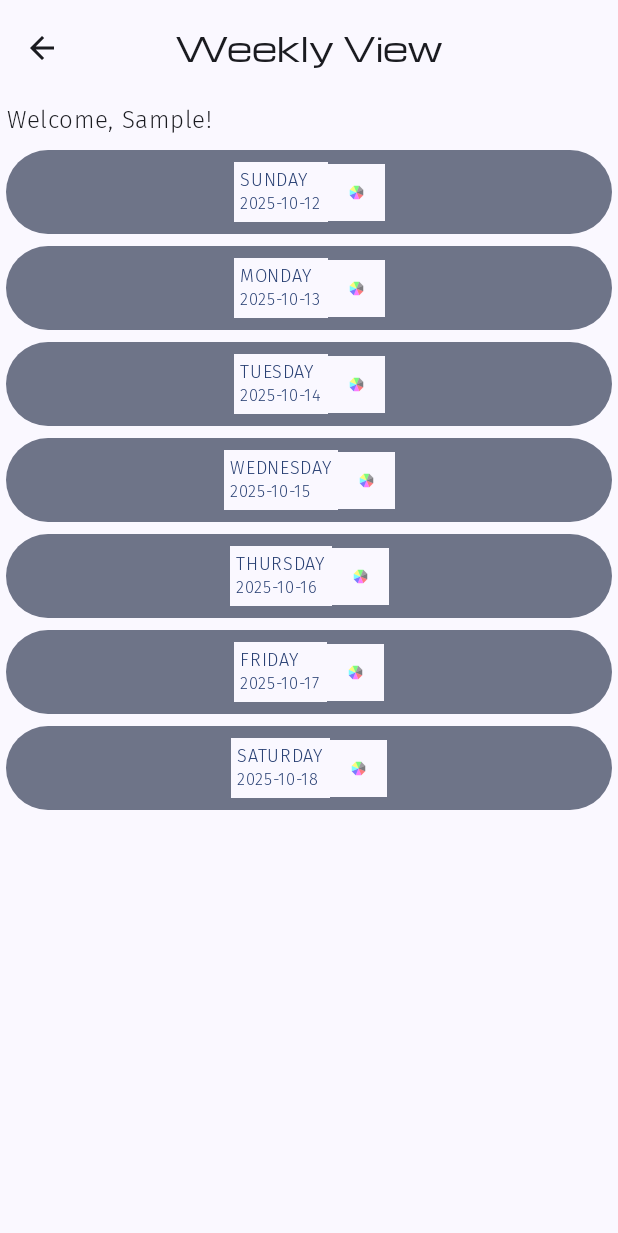
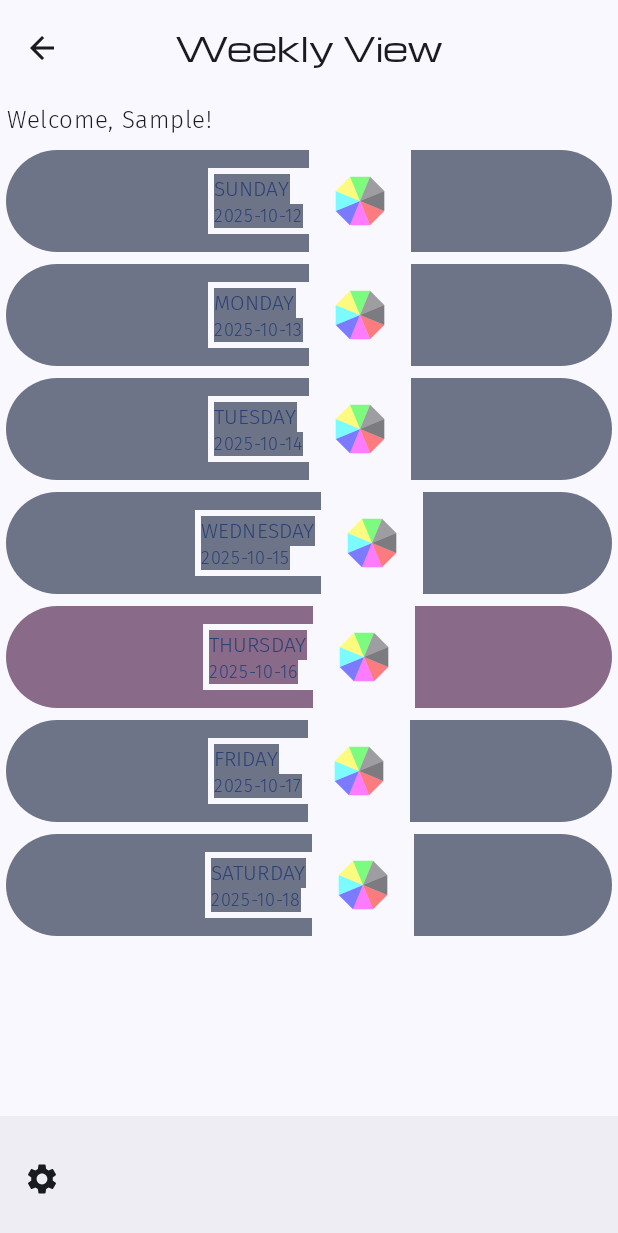
Before and after one commit to realvarez327/gym_app_ia, an Android app built with Jetpack Compose: the WeeklyViewScreen screen opened through its navigation route, on a phone screen of 412 x 824 dp. Shown: the top 1233 px of the screen. Run offline under Robolectric (Android 15) with nearby library versions, the phone set to English and light mode, and no system bars.

Commit message:
what has been done: - navigation to weekly view - limited navigation to daily view (todo: make to each day possible, view model)
to add/fix:
- add scaffolding for weekly and daily views
- add bottom app bar for them too
- make full navigation between week and day view possible

```diff
--- a/app/src/main/java/com/example/gymappia/MainScreen.kt
+++ b/app/src/main/java/com/example/gymappia/MainScreen.kt
@@ -26,6 +26,7 @@ import com.example.gymappia.ui.LandingScreen
 import com.example.gymappia.ui.QuizScreen
 import androidx.compose.material3.MaterialTheme.colorScheme
 import androidx.lifecycle.viewmodel.compose.viewModel
+import com.example.gymappia.model.Day
 import com.example.gymappia.model.QuizHandler
 import com.example.gymappia.ui.AddExerciseScreen
 import com.example.gymappia.ui.AddFoodScreen
@@ -33,6 +34,7 @@ import com.example.gymappia.ui.DailyViewScreen
 import com.example.gymappia.ui.SettingsOverviewScreen
 import com.example.gymappia.ui.UserInitViewModel
 import com.example.gymappia.ui.WeeklyViewScreen
+import java.time.LocalDate
 
 enum class AppScreen(@StringRes val id: Int) {
     Start(id = R.string.app_name),
@@ -117,30 +119,38 @@ fun GymApp() {
             }
 
             composable (route = AppScreen.DailyView.name){
-                DailyViewScreen()
+                // TODO: placeholder!!! will always load today... change!
+                DailyViewScreen(day = Day(LocalDate.now()))
             }
 
             composable (route = AppScreen.WeeklyView.name){
                 WeeklyViewScreen(
-                    modifier = Modifier.background(color= colorScheme.background)
+                    modifier = Modifier.background(color= colorScheme.background),
+                    externalNavController = navController
                 )
             }
 
             composable(route = AppScreen.AddFoodSearch.name){
                 AddFoodScreen(
-                    modifier = Modifier.fillMaxSize().background(color = colorScheme.background)
+                    modifier = Modifier
+                        .fillMaxSize()
+                        .background(color = colorScheme.background)
                 )
             }
 
             composable(route = AppScreen.AddExerciseSearch.name) {
                 AddExerciseScreen(
-                    modifier = Modifier.fillMaxSize().background(color = colorScheme.background)
+                    modifier = Modifier
+                        .fillMaxSize()
+                        .background(color = colorScheme.background)
                 )
             }
 
             composable (route = AppScreen.Settings.name){
                 SettingsOverviewScreen(
-                    modifier = Modifier.fillMaxSize().background(color = colorScheme.background)
+                    modifier = Modifier
+                        .fillMaxSize()
+                        .background(color = colorScheme.background)
                 )
 
             }
--- a/app/src/main/java/com/example/gymappia/model/Gender.kt
+++ b/app/src/main/java/com/example/gymappia/model/Gender.kt
@@ -3,7 +3,7 @@ package com.example.gymappia.model
 import androidx.annotation.StringRes
 import com.example.gymappia.R
 
-enum class Gender(@StringRes stringId :Int) {
+enum class Gender(@StringRes val stringId :Int) {
     Female(stringId = R.string.female),
     Male(stringId = R.string.male)
 }
--- a/app/src/main/java/com/example/gymappia/model/UserInitUiState.kt
+++ b/app/src/main/java/com/example/gymappia/model/UserInitUiState.kt
@@ -7,7 +7,7 @@ data class UserInitUiState (
     var userWeight:Double? = null,
     var userName:String = "Sample",
     var goals: List<FitnessGoal>? = null,
-    @StringRes var gender:Int? = null,
+    var gender:Gender = Gender.Female,
     var userAge:Int? = null,
     var userHeight:Double? = null
 )
--- a/app/src/main/java/com/example/gymappia/ui/ProgressGraphic.kt
+++ b/app/src/main/java/com/example/gymappia/ui/ProgressGraphic.kt
@@ -23,7 +23,7 @@ class ProgressGraphic {
 
     ) {
         var degreeAmt = 0f
-        Canvas(modifier = modifier.size(240.dp)) {
+        Canvas(modifier = modifier.size(480.dp)) {
             val halfTriangleCenterAngle: Float= (((2*PI)/goalColors.size)/2).toFloat()
             goalColors.forEach { color ->
 
@@ -57,7 +57,7 @@ class ProgressGraphic {
            rotate(degrees = rotationAmount){
                val path = Path()
                val size = drawScope.size
-               val height =(size.width*0.5F)*progressAmount;
+               val height =(size.width*0.9F)*progressAmount;
                val distanceFromCenterLine = height* tan(triangleCenterAngleHalf)
                path.moveTo(size.width*0.5f, size.height*0.5f)
                path.lineTo(size.width*0.5f + height, ((size.height*0.5f)-distanceFromCenterLine))
--- a/app/src/main/java/com/example/gymappia/ui/UserInitViewModel.kt
+++ b/app/src/main/java/com/example/gymappia/ui/UserInitViewModel.kt
@@ -2,6 +2,7 @@ package com.example.gymappia.ui
 
 import androidx.lifecycle.ViewModel
 import com.example.gymappia.model.FitnessGoal
+import com.example.gymappia.model.Gender
 import com.example.gymappia.model.UserInitUiState
 import kotlinx.coroutines.flow.MutableStateFlow
 import kotlinx.coroutines.flow.StateFlow
@@ -44,7 +45,7 @@ class UserInitViewModel : ViewModel() {
         }
     }
 
-    fun updateUserGender(newGender: Int){
+    fun updateUserGender(newGender: Gender){
         _uiInitState.update { currentState ->
             currentState.copy(
                 gender = newGender
--- a/app/src/main/java/com/example/gymappia/ui/WeeklyViewScreen.kt
+++ b/app/src/main/java/com/example/gymappia/ui/WeeklyViewScreen.kt
@@ -6,15 +6,20 @@ import android.util.Log
 import androidx.annotation.RequiresApi
 import androidx.compose.foundation.background
 import androidx.compose.foundation.layout.Column
+import androidx.compose.foundation.layout.PaddingValues
 import androidx.compose.foundation.layout.fillMaxWidth
 import androidx.compose.foundation.layout.padding
 import androidx.compose.foundation.layout.size
-import androidx.compose.foundation.shape.RoundedCornerShape
+import androidx.compose.material.icons.Icons
+import androidx.compose.material.icons.filled.Settings
+import androidx.compose.material3.BottomAppBar
 import androidx.compose.material3.Button
-import androidx.compose.material3.ButtonColors
 import androidx.compose.material3.ButtonDefaults
 import androidx.compose.material3.ExperimentalMaterial3Api
+import androidx.compose.material3.Icon
+import androidx.compose.material3.IconButton
 import androidx.compose.material3.MaterialTheme
+import androidx.compose.material3.Scaffold
 import androidx.compose.material3.Text
 import androidx.compose.runtime.Composable
 import androidx.compose.ui.Modifier
@@ -23,21 +28,45 @@ import androidx.compose.ui.res.stringResource
 import androidx.compose.ui.text.style.TextAlign
 import androidx.compose.ui.tooling.preview.Preview
 import androidx.compose.ui.unit.dp
+import androidx.navigation.NavHostController
+import androidx.navigation.compose.rememberNavController
+import com.example.gymappia.AppScreen
 import com.example.gymappia.R
 import com.example.gymappia.model.UserInitUiState
 import java.time.DayOfWeek
 import java.time.LocalDate
 import java.time.temporal.TemporalAdjuster
 import java.time.temporal.TemporalAdjusters
-import java.util.Calendar
-import java.util.Date
 
 @RequiresApi(Build.VERSION_CODES.O)
 @OptIn(ExperimentalMaterial3Api::class)
 @Composable
-fun WeeklyViewScreen(modifier: Modifier = Modifier) {
+fun WeeklyViewScreen(
+    modifier: Modifier = Modifier,
+    externalNavController: NavHostController,
+
+    ) {
     Log.d("navigation", "weekly view screen loaded :)")
-    Column {
+    Scaffold (
+        bottomBar = {
+            BottomAppBar(
+                actions = {
+                    IconButton(
+                        onClick = { externalNavController.navigate(AppScreen.Settings.name) }
+                    ){
+                        Icon(
+                            imageVector = Icons.Default.Settings,
+                            contentDescription = stringResource(R.string.settings_title)
+
+                        )
+                    }
+                }
+            )
+        }
+    ){innerPadding->
+        Column (
+            modifier = modifier.padding(innerPadding)
+        ){
             Text(
                 text = stringResource(R.string.welcome_user_to_week, UserInitUiState().userName),
                 modifier = modifier.padding(4.dp),
@@ -45,36 +74,51 @@ fun WeeklyViewScreen(modifier: Modifier = Modifier) {
             )
             val year = LocalDate.now().year
             val month = LocalDate.now().month
-        val currenDayOfMonth = LocalDate.now().dayOfMonth
-        val today: LocalDate = LocalDate.of(year, month, currenDayOfMonth)
+            val currentDayOfMonth = LocalDate.now().dayOfMonth
+            val today: LocalDate = LocalDate.of(year, month, currentDayOfMonth)
             val tempAdj: TemporalAdjuster = TemporalAdjusters.previousOrSame(DayOfWeek.SUNDAY)
             var iteratingDay = today.with(tempAdj)
+            //todo make current day a different color
+
             repeat(7) {
-            DayPreview(modifier = modifier, goToDay = {}, date = iteratingDay)
+                DayPreview(
+                    modifier = modifier,
+                    goToDay = { externalNavController.navigate(AppScreen.DailyView.name) },
+                    date = iteratingDay,
+                    dayIsToday = (iteratingDay.isEqual(today))
+                )
                 iteratingDay = iteratingDay.plusDays(1)
             }
 
         }
     }
+}
 
 @RequiresApi(Build.VERSION_CODES.O)
 @Composable
-fun DayPreview(modifier: Modifier = Modifier, goToDay: () -> Unit, date:LocalDate) {
-
+fun DayPreview(modifier: Modifier = Modifier, goToDay: () -> Unit, date:LocalDate, dayIsToday:Boolean) {
+val containerBg:Color =  if(dayIsToday){
+    MaterialTheme.colorScheme.tertiaryContainer
+}else{
+    MaterialTheme.colorScheme.secondaryContainer
+}
     Button(
         modifier = modifier
             .padding(4.dp).fillMaxWidth()
         , onClick = goToDay,
-        colors = ButtonDefaults.buttonColors(containerColor = MaterialTheme.colorScheme.secondaryContainer, contentColor = MaterialTheme.colorScheme.primary)
+        contentPadding = PaddingValues(0.dp),
+        colors = ButtonDefaults.buttonColors(containerColor =containerBg, contentColor = MaterialTheme.colorScheme.primary)
     ) {
         Column(modifier = modifier.padding(4.dp)) {
             Text(
                 text = date.dayOfWeek.name,
-                style = MaterialTheme.typography.labelMedium
+                style = MaterialTheme.typography.labelLarge,
+                modifier = modifier.background(containerBg)
             )
             Text(
                 text = date.toString(),
-                style = MaterialTheme.typography.labelSmall
+                style = MaterialTheme.typography.labelMedium,
+                modifier = modifier.background(containerBg)
             )
         }
         Column(
@@ -91,15 +135,16 @@ fun DayPreview(modifier: Modifier = Modifier, goToDay: () -> Unit, date:LocalDat
                     Color.DarkGray,
                     Color.Black
                 ),
-                modifier = modifier.size(30.dp)
+                modifier = modifier.size(60.dp)
             )
         }
 
     }
 }
 
+@RequiresApi(Build.VERSION_CODES.O)
 @Preview(showBackground = true)
 @Composable
 fun WeeklyViewScreenPreview(modifier: Modifier = Modifier) {
-    WeeklyViewScreen(modifier)
+    WeeklyViewScreen(modifier, externalNavController = rememberNavController())
 }
```
Also changed, not shown: app/src/main/java/com/example/gymappia/model/Day.kt (added, +14 -0 lines), app/src/main/java/com/example/gymappia/model/Workout.kt (added, +8 -0 lines), app/src/main/java/com/example/gymappia/ui/DailyViewScreen.kt (+20 -2 lines), app/src/main/java/com/example/gymappia/ui/QuizScreen.kt (+74 -38 lines), app/src/main/java/com/example/gymappia/ui/WeekToDayViewModel.kt (added, +17 -0 lines). Lines whose indentation alone changed are shown as unchanged.
